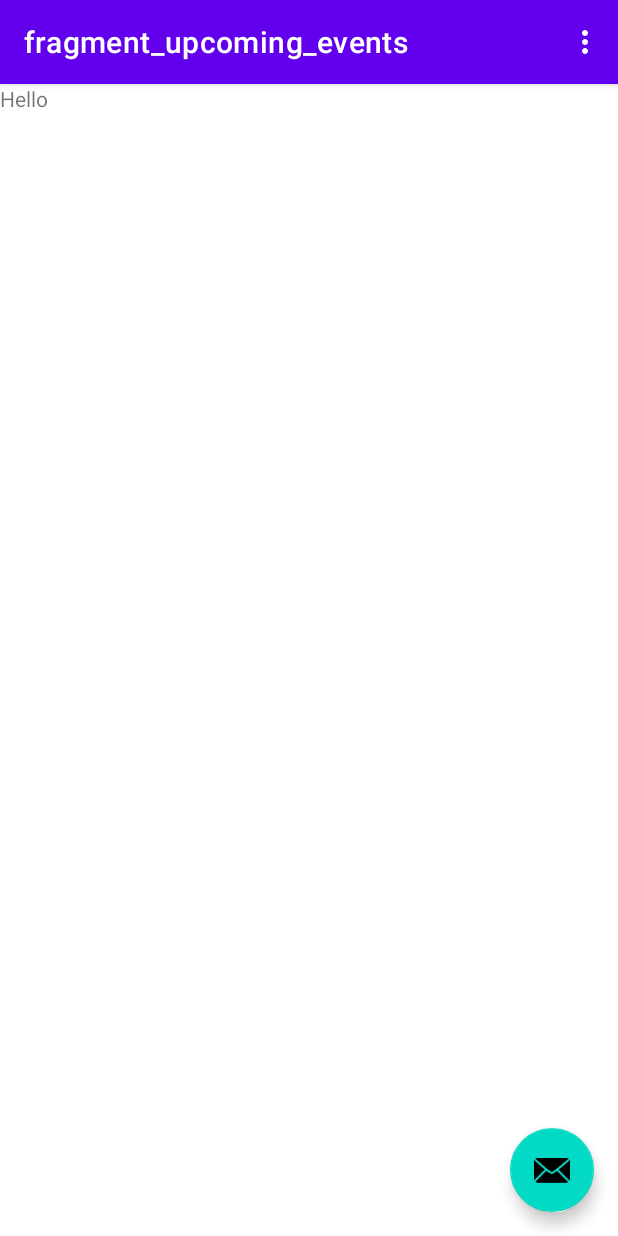
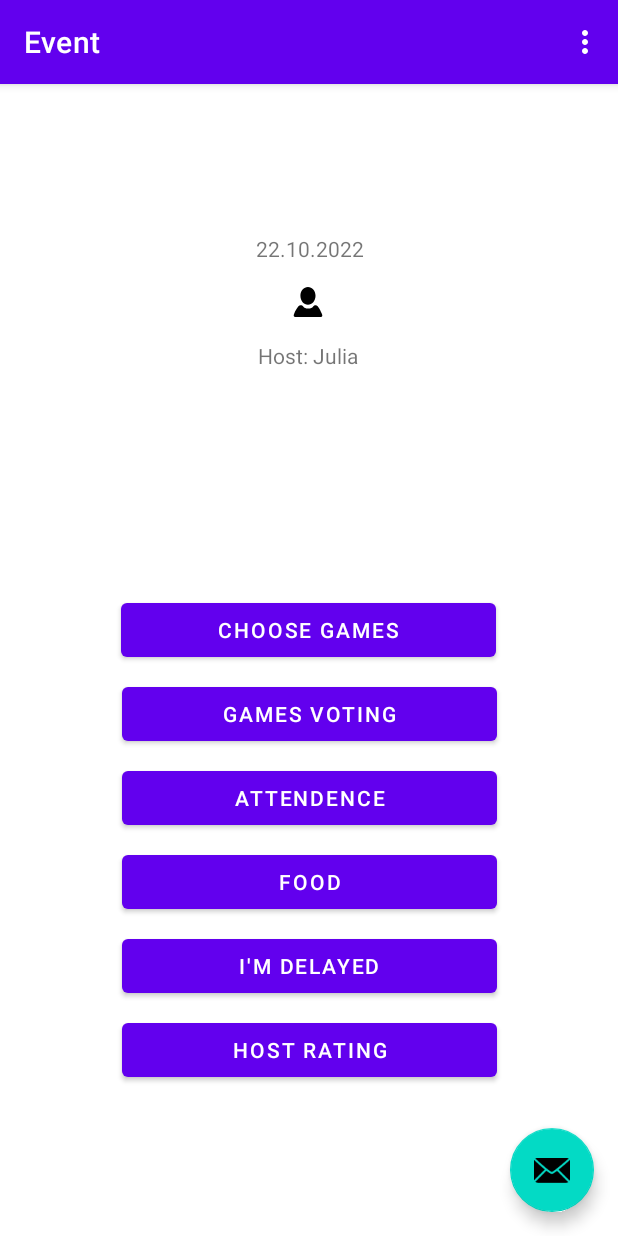
Before and after one commit to ElisaWissemann/BoardGameApp, an Android app: the screen it shows after launch (MainActivity), on a phone screen of 412 x 824 dp. Run offline under Robolectric (Android 15) with nearby library versions, the phone set to English and light mode, and no system bars; our stand-ins replace navigation-ui.

Commit message:
layout implementation

```diff
--- a/app/src/main/java/com/example/boardgameapp/screens/event/EventFragment.kt
+++ b/app/src/main/java/com/example/boardgameapp/screens/event/EventFragment.kt
@@ -6,7 +6,9 @@ import androidx.fragment.app.Fragment
 import android.view.LayoutInflater
 import android.view.View
 import android.view.ViewGroup
+import androidx.appcompat.app.AppCompatActivity
 import com.example.boardgameapp.R
+import com.example.boardgameapp.databinding.FragmentEventBinding
 
 class EventFragment : Fragment() {
 
@@ -15,12 +17,25 @@ class EventFragment : Fragment() {
     }
 
     private lateinit var viewModel: EventViewModel
+    private lateinit var binding: FragmentEventBinding
 
     override fun onCreateView(
         inflater: LayoutInflater, container: ViewGroup?,
         savedInstanceState: Bundle?
     ): View? {
-        return inflater.inflate(R.layout.fragment_event, container, false)
+
+
+        binding = FragmentEventBinding.inflate(inflater, container, false)
+
+
+        // return view
+        return binding.root
+    }
+
+    override fun onStart() {
+        super.onStart()
+        (activity as AppCompatActivity).supportActionBar?.title = "Event"
+
     }
 
 
--- /dev/null
+++ b/app/src/main/res/drawable/profile.xml
@@ -0,0 +1,22 @@
+
+    <vector xmlns:android="http://schemas.android.com/apk/res/android"
+        android:width="24dp"
+        android:height="24dp"
+        android:autoMirrored="true"
+        android:viewportWidth="277.58"
+        android:viewportHeight="277.58">
+        <path
+            android:fillColor="#000000"
+            android:pathData="M138.46,164.287c-38.628,0 -69.925,-37.519 -69.925,-83.767C68.535,
+                        34.277 99.832,0 138.46,0c38.634,0 69.957,34.277 69.957,80.52C208.417,
+                        126.768 177.093,164.287 138.46,164.287zM29.689,277.528c0,0 -14.832,
+                        0.979 -21.365,-8.023c-3.53,-4.863 -1.071,-14.718 1.343,-20.217l5.912,
+                        -13.473c0,0 16.35,-36.567 34.962,-57.757c11.433,-12.994 25.031,
+                        -10.035 33.826,-5.809c5.417,2.6 11.542,10.176 16.018,14.191c6.168,
+                        5.532 17.057,11.819 34.859,12.173h10.922c17.791,-0.354 28.68,
+                        -6.641 34.843,-12.173c4.471,-4.014 10.427,-11.825 15.795,
+                        -14.511c8.072,-4.041 20.358,-6.527 31.492,6.13c18.618,21.191 33.363,
+                        58.421 33.363,58.421l6.059,13.212c2.507,5.461 5.075,15.267 1.643,
+                        20.195c-6.124,8.811 -19.874,7.642 -19.874,7.642S29.689,277.528 29.689,
+                        277.528z" />
+    </vector>
--- a/app/src/main/res/layout/fragment_event.xml
+++ b/app/src/main/res/layout/fragment_event.xml
@@ -1,19 +1,111 @@
 <?xml version="1.0" encoding="utf-8"?>
 <FrameLayout xmlns:android="http://schemas.android.com/apk/res/android"
+    xmlns:app="http://schemas.android.com/apk/res-auto"
     xmlns:tools="http://schemas.android.com/tools"
     android:layout_width="match_parent"
     android:layout_height="match_parent"
     tools:context=".screens.event.EventFragment">
 
-    <TextView
+    <androidx.constraintlayout.widget.ConstraintLayout
         android:layout_width="match_parent"
-        android:layout_height="match_parent"
-        android:text="Hello" />
+        android:layout_height="match_parent">
 
-    <Button
-        android:id="@+id/button3"
-        android:layout_width="wrap_content"
-        android:layout_height="wrap_content"
-        android:text="Button" />
+        <TextView
+            android:id="@+id/date"
+            android:layout_width="wrap_content"
+            android:layout_height="wrap_content"
+            android:layout_marginTop="100dp"
+            android:text="22.10.2022"
+            app:layout_constraintEnd_toEndOf="parent"
+            app:layout_constraintHorizontal_bias="0.501"
+            app:layout_constraintStart_toStartOf="parent"
+            app:layout_constraintTop_toTopOf="parent" />
 
+        <TextView
+            android:id="@+id/host"
+            android:layout_width="wrap_content"
+            android:layout_height="wrap_content"
+            android:layout_marginTop="16dp"
+            android:text="Host: Julia"
+            app:layout_constraintBottom_toTopOf="@+id/button3"
+            app:layout_constraintEnd_toEndOf="parent"
+            app:layout_constraintHorizontal_bias="0.498"
+            app:layout_constraintStart_toStartOf="parent"
+            app:layout_constraintTop_toBottomOf="@+id/profile_button" />
+
+        <ImageButton
+            android:id="@+id/profile_button"
+            android:layout_width="20dp"
+            android:layout_height="20dp"
+            android:layout_marginTop="16dp"
+            android:background="@drawable/profile"
+            app:layout_constraintEnd_toEndOf="parent"
+            app:layout_constraintHorizontal_bias="0.498"
+            app:layout_constraintStart_toStartOf="parent"
+            app:layout_constraintTop_toBottomOf="@+id/date" />
+
+        <Button
+            android:id="@+id/choose_games_button"
+            android:layout_width="250dp"
+            android:layout_height="wrap_content"
+            android:layout_marginBottom="8dp"
+            android:text="@string/choose_games"
+            app:layout_constraintBottom_toTopOf="@+id/games_voting_button"
+            app:layout_constraintEnd_toEndOf="parent"
+            app:layout_constraintHorizontal_bias="0.496"
+            app:layout_constraintStart_toStartOf="parent" />
+
+        <Button
+            android:id="@+id/games_voting_button"
+            android:layout_width="250dp"
+            android:layout_height="wrap_content"
+            android:layout_marginBottom="8dp"
+            android:text="@string/games_voting"
+            app:layout_constraintBottom_toTopOf="@+id/attendence_button"
+            app:layout_constraintEnd_toEndOf="parent"
+            app:layout_constraintHorizontal_bias="0.503"
+            app:layout_constraintStart_toStartOf="parent" />
+
+        <Button
+            android:id="@+id/attendence_button"
+            android:layout_width="250dp"
+            android:layout_height="wrap_content"
+            android:layout_marginBottom="8dp"
+            android:text="@string/attendence"
+            app:layout_constraintBottom_toTopOf="@+id/food"
+            app:layout_constraintEnd_toEndOf="parent"
+            app:layout_constraintStart_toStartOf="parent" />
+
+        <Button
+            android:id="@+id/food"
+            android:layout_width="250dp"
+            android:layout_height="wrap_content"
+            android:layout_marginBottom="8dp"
+            android:text="FOOD"
+            app:layout_constraintBottom_toTopOf="@+id/delayed_button"
+            app:layout_constraintEnd_toEndOf="parent"
+            app:layout_constraintStart_toStartOf="parent" />
+
+        <Button
+            android:id="@+id/delayed_button"
+            android:layout_width="250dp"
+            android:layout_height="wrap_content"
+            android:layout_marginBottom="8dp"
+            android:text="@string/i_m_delayed"
+            app:layout_constraintBottom_toTopOf="@+id/host_rating_button"
+            app:layout_constraintEnd_toEndOf="parent"
+            app:layout_constraintStart_toStartOf="parent" />
+
+        <Button
+            android:id="@+id/host_rating_button"
+            android:layout_width="250dp"
+            android:layout_height="wrap_content"
+            android:layout_marginBottom="100dp"
+            android:text="@string/host_rating"
+            app:layout_constraintBottom_toBottomOf="parent"
+            app:layout_constraintEnd_toEndOf="parent"
+            app:layout_constraintHorizontal_bias="0.503"
+            app:layout_constraintStart_toStartOf="parent" />
+
+    </androidx.constraintlayout.widget.ConstraintLayout>
 </FrameLayout>
--- a/app/src/main/res/navigation/nav_graph.xml
+++ b/app/src/main/res/navigation/nav_graph.xml
@@ -3,7 +3,7 @@
     xmlns:app="http://schemas.android.com/apk/res-auto"
     xmlns:tools="http://schemas.android.com/tools"
     android:id="@+id/nav_graph"
-    app:startDestination="@id/upcomingEventsFragment">
+    app:startDestination="@id/eventFragment">
     <fragment
         android:id="@+id/upcomingEventsFragment"
         android:name="com.example.boardgameapp.screens.upcomingevents.UpcomingEventsFragment"
--- a/app/src/main/res/values/strings.xml
+++ b/app/src/main/res/values/strings.xml
@@ -20,4 +20,9 @@
     <string name="login_failed">"Login failed"</string>
     <string name="login">Login</string>
     <string name="register">Register</string>
+    <string name="choose_games">CHOOSE GAMES</string>
+    <string name="games_voting">GAMES VOTING</string>
+    <string name="attendence">ATTENDENCE</string>
+    <string name="i_m_delayed">I\'M DELAYED</string>
+    <string name="host_rating">HOST RATING</string>
 </resources>
```
